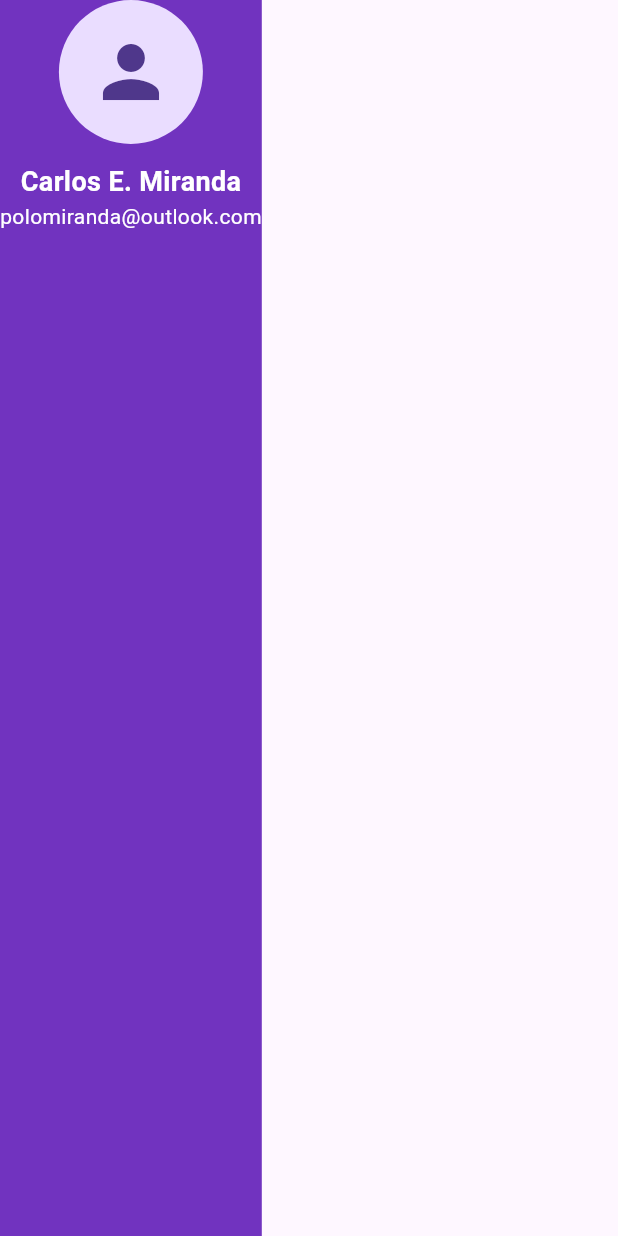
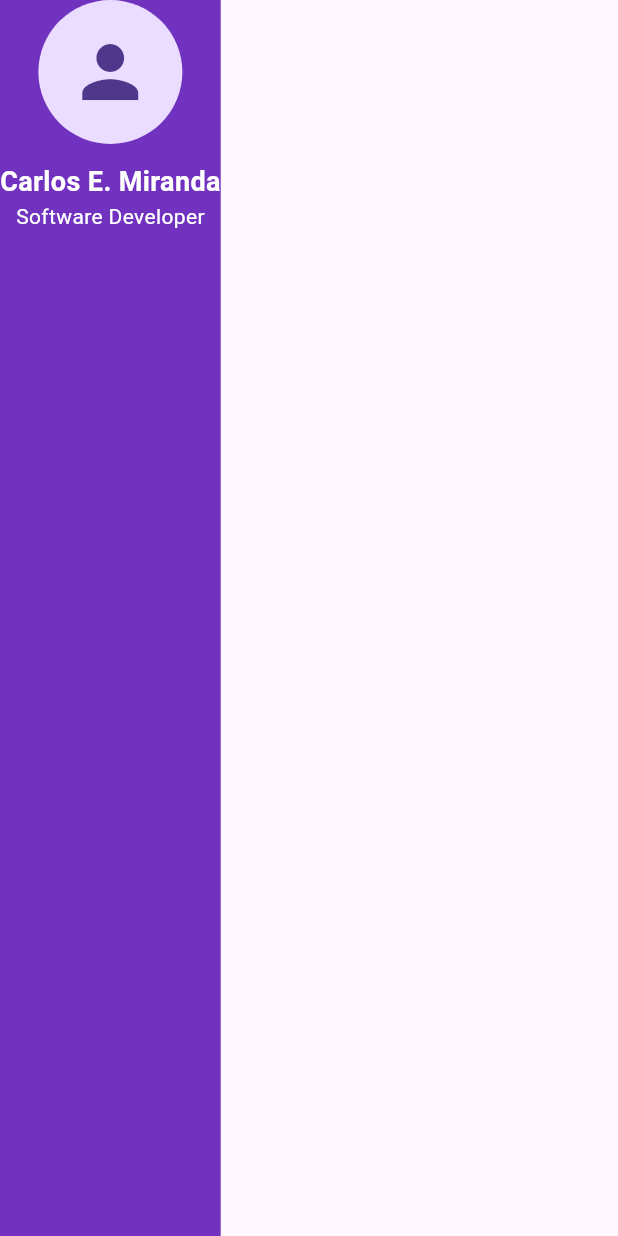
Before and after one commit to cadu-miranda/AE3-Uninter-App, a Flutter app: what buildHeader() shows on an empty page, opened directly, on a phone screen of 412 x 824 dp. Run offline on Flutter 3.47's test engine with Material 2 defaults, Android fonts, the phone set to English and light mode, and no system bars; our stand-ins replace google_fonts, shared_preferences; accounts and stored records are empty.

Commit message:
Update email to display job title

```diff
--- a/lib/widgets/custom_drawer.dart
+++ b/lib/widgets/custom_drawer.dart
@@ -42,7 +42,7 @@ Container buildHeader(BuildContext context) {
           ),
         ),
         Text(
-          "polomiranda@outlook.com",
+          "Software Developer",
           style: TextStyle(
             color: Colors.white,
             fontSize: 14,
```
